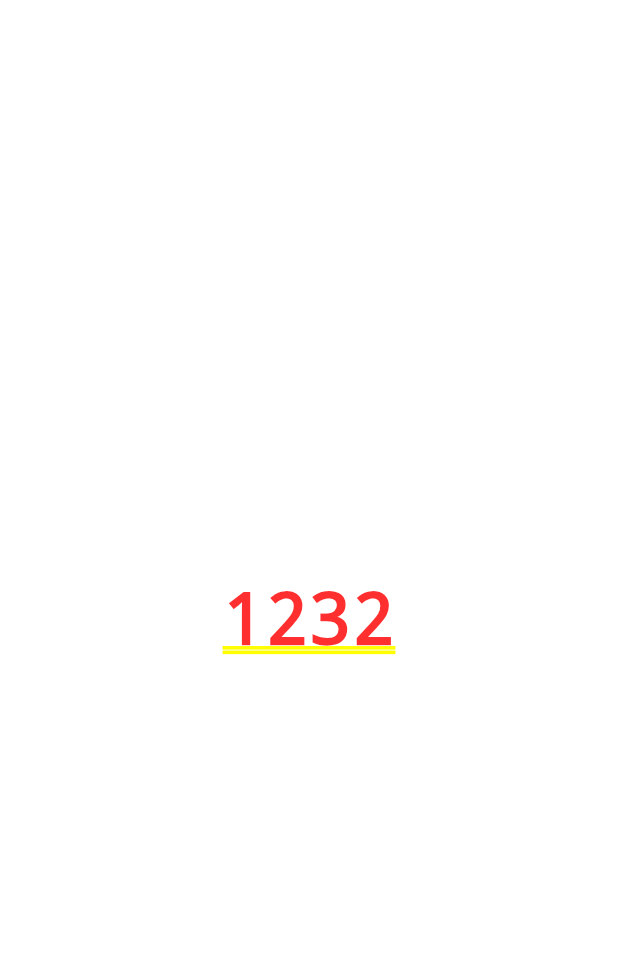
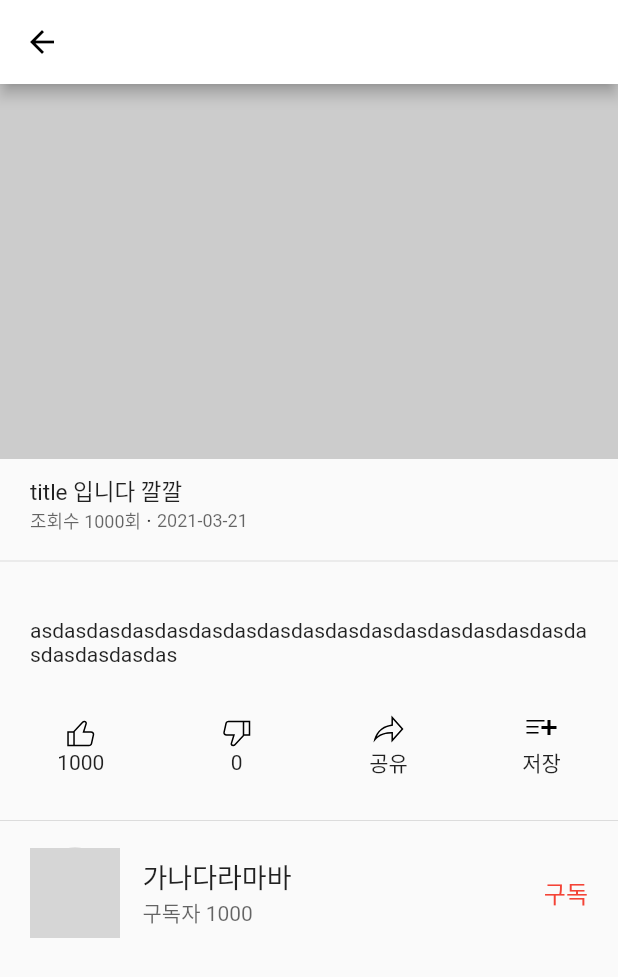
Before and after one commit to sidongmen/flutter_getx_youtube, a Flutter app: the screen it shows after launch, after a tap on "titlasdasdasdasdasdasdasdasdasdasdasdasd", on a phone screen of 412 x 824 dp. Shown: the top 977 px of the screen. Run offline on Flutter 3.47's test engine with Material 2 defaults, Android fonts, the light colour scheme and no system bars; our stand-ins replace flutter_svg, get; network calls fail; grey boxes are pictures that could not be loaded.

Commit message:
youtube detail page layout design

```diff
--- a/lib/src/pages/youtubeDetail.dart
+++ b/lib/src/pages/youtubeDetail.dart
@@ -1,14 +1,134 @@
 import 'package:flutter/material.dart';
+import 'package:flutter_svg/flutter_svg.dart';
 import 'package:get/get.dart';
 
 class YoutubeDetail extends StatelessWidget {
   const YoutubeDetail({Key key}) : super(key: key);
 
+  Widget _titleZone() {
+    return Container(
+        padding: const EdgeInsets.symmetric(vertical: 10, horizontal: 20),
+        child: Column(
+          crossAxisAlignment: CrossAxisAlignment.stretch,
+          children: [
+            Text("title 입니다 깔깔", style: TextStyle(fontSize: 15)),
+            Row(
+              children: [
+                Text(
+                  "조회수 1000회",
+                  style: TextStyle(
+                      fontSize: 12, color: Colors.black.withOpacity(0.6)),
+                ),
+                Text(" · "),
+                Text(
+                  "2021-03-21",
+                  style: TextStyle(
+                      fontSize: 12, color: Colors.black.withOpacity(0.6)),
+                ),
+              ],
+            )
+          ],
+        ));
+  }
+
+  Widget _descriptionZone() {
+    return Padding(
+        padding: const EdgeInsets.symmetric(horizontal: 20, vertical: 30),
+        child: Text(
+            "asdasdasdasdasdasdasdasdasdasdasdasdasdasdasdasdasdasdasdasdas",
+            style: TextStyle(fontSize: 14)));
+  }
+
+  Widget _buttonOne(String iconPath, String text) {
+    return Column(
+      children: [
+        SvgPicture.asset("assets/svg/icons/$iconPath.svg"),
+        Text(text)
+      ],
+    );
+  }
+
+  Widget _buttonZone() {
+    return Row(
+      mainAxisAlignment: MainAxisAlignment.spaceAround,
+      children: [
+        _buttonOne("like", "1000"),
+        _buttonOne("dislike", "0"),
+        _buttonOne("share", "공유"),
+        _buttonOne("save", "저장")
+      ],
+    );
+  }
+
+  Widget _ownerZone() {
+    return Container(
+      padding: const EdgeInsets.symmetric(vertical: 10, horizontal: 20),
+      child: Row(
+        children: [
+          CircleAvatar(
+            radius: 30,
+            backgroundColor: Colors.grey.withOpacity(0.5),
+            backgroundImage: Image.network(
+                    "https://post-phinf.pstatic.net/MjAxOTEyMDRfOSAg/MDAxNTc1NDI1MTg2MDE2.b1S1g-yhSiy6hxFJOoMsO7-PlMTc2iWAdznJ2xZwTxQg.3kTCo5pOPX6G3wtYR1AAYeGetDTkOXO2xTCM0SU4bNcg.JPEG/253-%EC%95%84%EC%9D%B4%EC%9C%A04.jpg?type=w1200")
+                .image,
+          ),
+          SizedBox(
+            width: 15,
+          ),
+          Expanded(
+              child: Column(
+            crossAxisAlignment: CrossAxisAlignment.stretch,
+            children: [
+              Text("가나다라마바", style: TextStyle(fontSize: 18)),
+              Text("구독자 1000",
+                  style: TextStyle(
+                      fontSize: 14, color: Colors.black.withOpacity(0.6)))
+            ],
+          )),
+          GestureDetector(
+            child: Text(
+              "구독",
+              style: TextStyle(color: Colors.red, fontSize: 16),
+            ),
+          )
+        ],
+      ),
+    );
+  }
+
+  Widget _description() {
+    return SingleChildScrollView(
+      child: Column(
+        crossAxisAlignment: CrossAxisAlignment.stretch,
+        children: [
+          _titleZone(),
+          Divider(),
+          _descriptionZone(),
+          _buttonZone(),
+          SizedBox(
+            height: 20,
+          ),
+          Divider(),
+          _ownerZone()
+        ],
+      ),
+    );
+  }
+
   @override
   Widget build(BuildContext context) {
-    return Container(
-      child: Center(
-        child: Text(Get.parameters["videoId"]),
+    return Scaffold(
+      appBar: AppBar(),
+      body: Column(
+        children: [
+          Container(
+            height: 250,
+            color: Colors.grey.withOpacity(0.5),
+          ),
+          Expanded(
+            child: _description(),
+          )
+        ],
       ),
     );
   }
```
